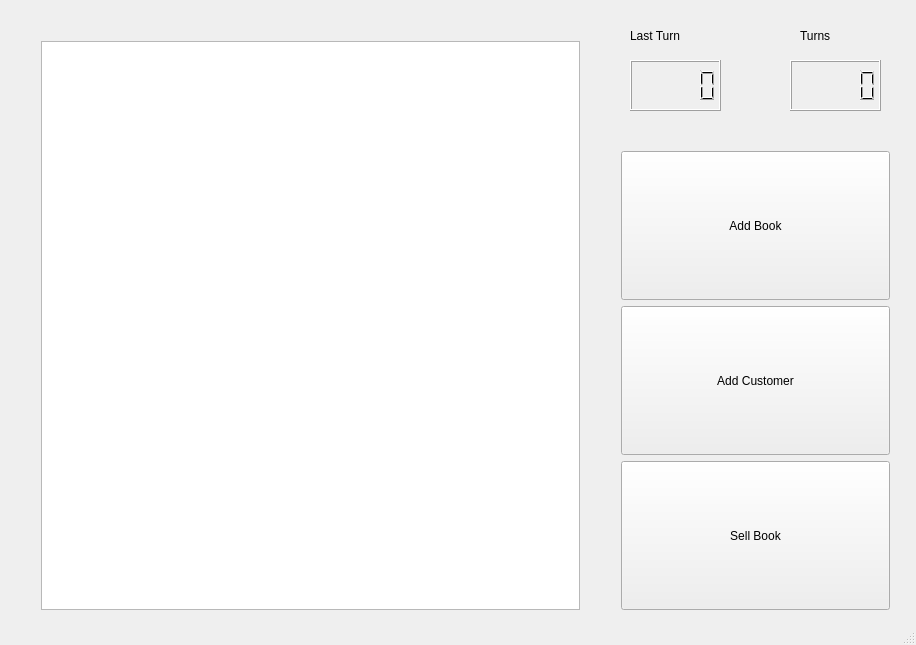
The window that mainwindow.ui (HamidDasht/DS-FirstProject) describes before a commit, drawn with Qt 5.
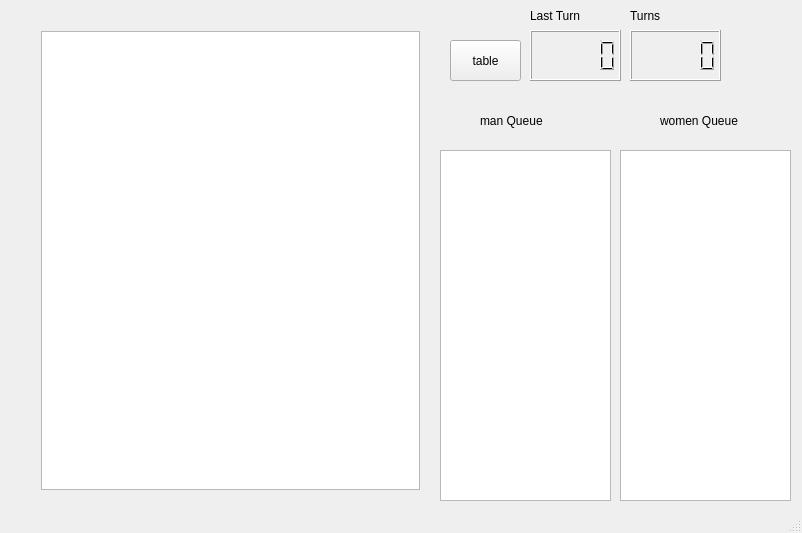
The same window after the commit.

Diff of the .ui file:
```diff
--- a/mainwindow.ui
+++ b/mainwindow.ui
@@ -6,8 +6,8 @@
    <rect>
     <x>0</x>
     <y>0</y>
-    <width>916</width>
-    <height>645</height>
+    <width>802</width>
+    <height>533</height>
    </rect>
   </property>
   <property name="windowTitle">
@@ -18,9 +18,9 @@
     <property name="geometry">
      <rect>
       <x>30</x>
-      <y>30</y>
-      <width>561</width>
-      <height>591</height>
+      <y>20</y>
+      <width>401</width>
+      <height>481</height>
      </rect>
     </property>
     <layout class="QHBoxLayout" name="horizontalLayout_2">
@@ -29,62 +29,11 @@
      </item>
     </layout>
    </widget>
-   <widget class="QWidget" name="verticalLayoutWidget">
-    <property name="geometry">
-     <rect>
-      <x>610</x>
-      <y>140</y>
-      <width>291</width>
-      <height>481</height>
-     </rect>
-    </property>
-    <layout class="QVBoxLayout" name="verticalLayout">
-     <item>
-      <widget class="QPushButton" name="AddBook">
-       <property name="sizePolicy">
-        <sizepolicy hsizetype="Minimum" vsizetype="Minimum">
-         <horstretch>0</horstretch>
-         <verstretch>0</verstretch>
-        </sizepolicy>
-       </property>
-       <property name="text">
-        <string>Add Book</string>
-       </property>
-      </widget>
-     </item>
-     <item>
-      <widget class="QPushButton" name="AddCustomer">
-       <property name="sizePolicy">
-        <sizepolicy hsizetype="Minimum" vsizetype="Minimum">
-         <horstretch>0</horstretch>
-         <verstretch>0</verstretch>
-        </sizepolicy>
-       </property>
-       <property name="text">
-        <string>Add Customer</string>
-       </property>
-      </widget>
-     </item>
-     <item>
-      <widget class="QPushButton" name="SellBook">
-       <property name="sizePolicy">
-        <sizepolicy hsizetype="Minimum" vsizetype="Minimum">
-         <horstretch>0</horstretch>
-         <verstretch>0</verstretch>
-        </sizepolicy>
-       </property>
-       <property name="text">
-        <string>Sell Book</string>
-       </property>
-      </widget>
-     </item>
-    </layout>
-   </widget>
    <widget class="QLCDNumber" name="Turns">
     <property name="geometry">
      <rect>
-      <x>790</x>
-      <y>60</y>
+      <x>630</x>
+      <y>30</y>
       <width>91</width>
       <height>51</height>
      </rect>
@@ -93,8 +42,8 @@
    <widget class="QLCDNumber" name="LastTurn">
     <property name="geometry">
      <rect>
-      <x>630</x>
-      <y>60</y>
+      <x>530</x>
+      <y>30</y>
       <width>91</width>
       <height>51</height>
      </rect>
@@ -103,8 +52,8 @@
    <widget class="QLabel" name="label">
     <property name="geometry">
      <rect>
-      <x>630</x>
-      <y>20</y>
+      <x>530</x>
+      <y>0</y>
       <width>91</width>
       <height>31</height>
      </rect>
@@ -116,8 +65,8 @@
    <widget class="QLabel" name="label_2">
     <property name="geometry">
      <rect>
-      <x>800</x>
-      <y>20</y>
+      <x>630</x>
+      <y>0</y>
       <width>81</width>
       <height>31</height>
      </rect>
@@ -126,6 +75,65 @@
      <string>Turns</string>
     </property>
    </widget>
+   <widget class="QListWidget" name="men_queue">
+    <property name="geometry">
+     <rect>
+      <x>440</x>
+      <y>150</y>
+      <width>171</width>
+      <height>351</height>
+     </rect>
+    </property>
+   </widget>
+   <widget class="QListWidget" name="women_queue">
+    <property name="geometry">
+     <rect>
+      <x>620</x>
+      <y>150</y>
+      <width>171</width>
+      <height>351</height>
+     </rect>
+    </property>
+   </widget>
+   <widget class="QPushButton" name="table">
+    <property name="geometry">
+     <rect>
+      <x>450</x>
+      <y>40</y>
+      <width>71</width>
+      <height>41</height>
+     </rect>
+    </property>
+    <property name="text">
+     <string>table</string>
+    </property>
+   </widget>
+   <widget class="QLabel" name="label_3">
+    <property name="geometry">
+     <rect>
+      <x>480</x>
+      <y>110</y>
+      <width>91</width>
+      <height>21</height>
+     </rect>
+    </property>
+    <property name="text">
+     <string>man Queue</string>
+    </property>
+   </widget>
+   <widget class="QLabel" name="label_4">
+    <property name="geometry">
+     <rect>
+      <x>660</x>
+      <y>110</y>
+      <width>91</width>
+      <height>21</height>
+     </rect>
+    </property>
+    <property name="text">
+     <string>women Queue</string>
+    </property>
+   </widget>
   </widget>
   <widget class="QStatusBar" name="statusBar"/>
  </widget>
```
